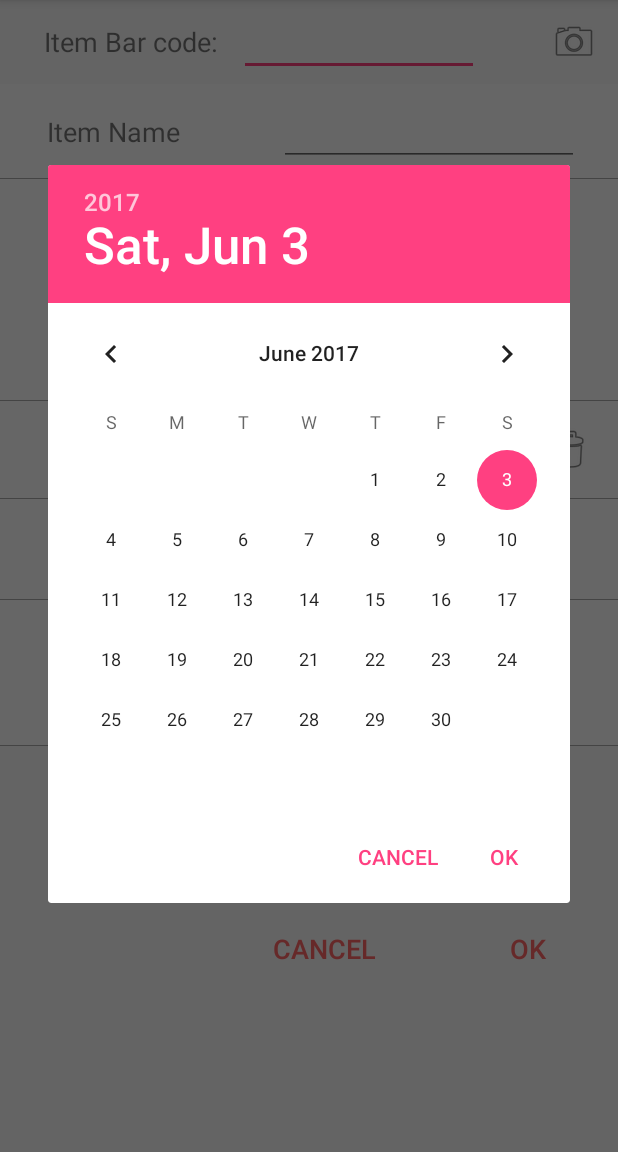
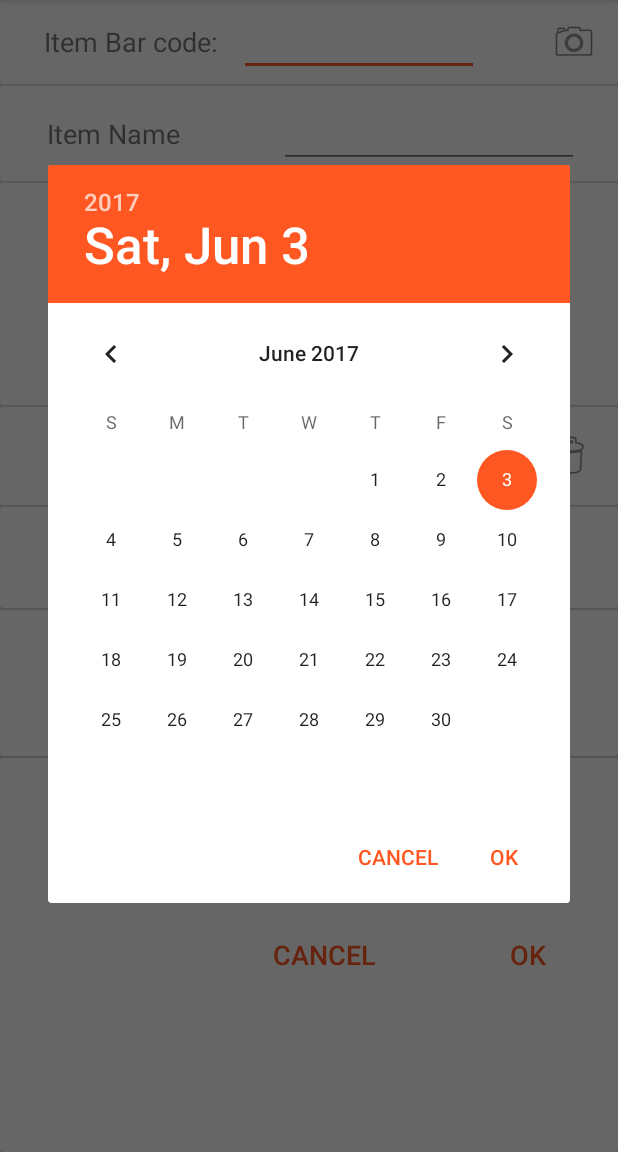
Before and after one commit to jk1z/Android-Expiry-reminder, an Android app: the ItemDetail screen opened directly, with no data from a screen before it, after a tap on an icon or button, on a phone screen of 412 x 824 dp, the part 84-1236 px from its top. Run offline under Robolectric (Android 15) with nearby library versions, the phone set to English and light mode, and no system bars.

Commit message:
Optimise the code in recycler view

```diff
--- a/app/src/main/java/edu/monash/fit3027/fit3027_final_application/ItemDetail.java
+++ b/app/src/main/java/edu/monash/fit3027/fit3027_final_application/ItemDetail.java
@@ -52,7 +52,7 @@ public class ItemDetail extends AppCompatActivity implements View.OnClickListene
     private Button okButton;
     private TextView expiryDateTextView;
     private DatabaseHelper DBHelper;
-    private int spinnerChoice=2;
+    private int spinnerChoice = 2;
     private int year;
     private int month;
     private int date;
@@ -64,8 +64,6 @@ public class ItemDetail extends AppCompatActivity implements View.OnClickListene
     protected void onCreate(Bundle savedInstanceState) {
         super.onCreate(savedInstanceState);
         setContentView(R.layout.item_detail);
-
-
         itemNameEditText = (EditText) findViewById(R.id.itemNameEditText);
         amountEditText = (EditText) findViewById(R.id.amountEditText);
         colorTagImageButton = (ImageButton) findViewById(R.id.colorTagImageButton);
@@ -92,8 +90,12 @@ public class ItemDetail extends AppCompatActivity implements View.OnClickListene
         clearExpiryDateImageButton.setOnClickListener(this);
         clearAmountButton.setOnClickListener(this);
         barcodeScanImageButton.setOnClickListener(this);
+        Intent intent = getIntent();
+        if (intent.getBooleanExtra("addThroughCamera",false)){
+            Intent newIntent = new Intent(this, ItemScanner.class);
+            startActivityForResult(newIntent, REQUEST_BARCODE);
+        }
     }
-
     @Override
     public void onClick(View v) {
         Intent newIntent;
@@ -131,10 +133,10 @@ public class ItemDetail extends AppCompatActivity implements View.OnClickListene
                     notifyDay = spinnerChoice;
                     itemBarcode = Long.parseLong(barcodeEditText.getText().toString());
                     DBHelper.addItem(new Item(UUID.randomUUID().toString(), itemName, itemQuantity, itemExpiryDate, itemColorTag, notifyDay, itemBarcode));
-                    if (!isFetchFromServer){
-                        networkHelper.submitBarcode(String.valueOf(itemBarcode),itemName);
+                    if (!isFetchFromServer) {
+                        networkHelper.submitBarcode(String.valueOf(itemBarcode), itemName);
                     }
-                    alarmMethod(itemName,notifyDay,itemExpiryDate);
+                    alarmMethod(itemName, notifyDay, itemExpiryDate);
 
 
                     newIntent = new Intent();
@@ -144,11 +146,7 @@ public class ItemDetail extends AppCompatActivity implements View.OnClickListene
                     Toast errorMessage = Toast.makeText(ItemDetail.this, ex.getMessage(), Toast.LENGTH_SHORT);
                     errorMessage.show();
                 }
-
-
-
                 break;
-
             case R.id.calenderImageButton:
                 Calendar now = new GregorianCalendar();
                 new DatePickerDialog(this, this, now.get(Calendar.YEAR), now.get(Calendar.MONTH), now.get(Calendar.DATE)).show();
@@ -194,10 +192,10 @@ public class ItemDetail extends AppCompatActivity implements View.OnClickListene
                     Barcode barcode = data.getParcelableExtra("barcode");
                     String itemName = data.getStringExtra("itemName");
                     barcodeEditText.setText(barcode.displayValue);
-                    if (!itemName.equals("")){
+                    if (!itemName.equals("")) {
                         itemNameEditText.setText(itemName);
                         this.isFetchFromServer = true;
-                    }else{
+                    } else {
                         Toast errorMessage = Toast.makeText(ItemDetail.this, "No matching result from the server", Toast.LENGTH_SHORT);
                         errorMessage.show();
                     }
@@ -209,18 +207,18 @@ public class ItemDetail extends AppCompatActivity implements View.OnClickListene
         }
     }
 
-    private void alarmMethod(String itemName, int daysBefore, Calendar expiryDate){
+    private void alarmMethod(String itemName, int daysBefore, Calendar expiryDate) {
         Intent alarmIntent = new Intent(this, NotifyHelper.class);
-        AlarmManager alarmManager = (AlarmManager)getSystemService(ALARM_SERVICE);
-        PendingIntent pendingIntent = PendingIntent.getBroadcast(getApplicationContext(),100,alarmIntent,0);
+        AlarmManager alarmManager = (AlarmManager) getSystemService(ALARM_SERVICE);
+        PendingIntent pendingIntent = PendingIntent.getBroadcast(getApplicationContext(), 100, alarmIntent, 0);
         expiryDate.add(Calendar.DAY_OF_MONTH, -daysBefore);
-        expiryDate.set(Calendar.HOUR,8);
-        expiryDate.set(Calendar.MINUTE,0);
-        expiryDate.set(Calendar.SECOND,0);
-        expiryDate.set(Calendar.AM_PM,Calendar.AM);
+        expiryDate.set(Calendar.HOUR, 8);
+        expiryDate.set(Calendar.MINUTE, 0);
+        expiryDate.set(Calendar.SECOND, 0);
+        expiryDate.set(Calendar.AM_PM, Calendar.AM);
         long alertTime = expiryDate.getTimeInMillis();
 
-        alarmManager.set(AlarmManager.RTC_WAKEUP,alertTime,pendingIntent);
+        alarmManager.set(AlarmManager.RTC_WAKEUP, alertTime, pendingIntent);
     }
 
 }
--- a/app/src/main/res/layout/activity_main.xml
+++ b/app/src/main/res/layout/activity_main.xml
@@ -43,7 +43,7 @@
             android:layout_marginTop="10dp"
             android:layout_weight="0.71"
             android:src="@drawable/ic_add_white_18dp"
-            app:backgroundTint="#FF6666" />
+            app:backgroundTint="@color/colorAccent" />
 
         <android.support.design.widget.FloatingActionButton
             android:id="@+id/addThroughCameraFab"
@@ -53,7 +53,7 @@
             android:layout_marginRight="10dp"
             android:layout_marginTop="10dp"
             android:src="@drawable/ic_add_a_photo_white_18dp"
-            app:backgroundTint="#FF6666" />
+            app:backgroundTint="@color/colorAccent" />
 
     </LinearLayout>
 
--- a/app/src/main/res/layout/item_detail.xml
+++ b/app/src/main/res/layout/item_detail.xml
@@ -3,6 +3,11 @@
     xmlns:app="http://schemas.android.com/apk/res-auto"
     android:orientation="vertical" android:layout_width="match_parent"
     android:layout_height="match_parent">
+
+    <android.support.v7.widget.CardView
+        android:layout_width="match_parent"
+        android:layout_height="wrap_content"
+        android:layout_marginBottom="1dp">
 
         <RelativeLayout
             android:layout_width="match_parent"
@@ -12,39 +17,44 @@
                 android:id="@+id/textView2"
                 android:layout_width="wrap_content"
                 android:layout_height="wrap_content"
+                android:layout_alignParentStart="true"
+                android:layout_centerVertical="true"
+                android:layout_marginStart="29dp"
                 android:text="Item Bar code:"
-            android:textSize="18sp"
-            android:layout_marginStart="29dp"
-            android:layout_centerVertical="true"
-            android:layout_alignParentStart="true" />
+                android:textSize="18sp" />
 
             <EditText
                 android:id="@+id/barcodeEditText"
                 android:layout_width="160dp"
                 android:layout_height="wrap_content"
-            android:ems="10"
-            android:inputType="number"
                 android:layout_alignBaseline="@+id/textView2"
                 android:layout_alignBottom="@+id/textView2"
+                android:layout_marginStart="14dp"
                 android:layout_toEndOf="@+id/textView2"
-            android:layout_marginStart="14dp" />
+                android:ems="10"
+                android:inputType="number" />
 
             <ImageButton
                 android:id="@+id/barcodeScanImageButton"
                 android:layout_width="wrap_content"
                 android:layout_height="wrap_content"
+                android:layout_alignParentEnd="true"
+                android:layout_centerVertical="true"
+                android:layout_marginEnd="13dp"
                 android:background="@android:color/transparent"
-            app:srcCompat="@android:drawable/ic_menu_camera"
-            android:layout_marginEnd="13dp"
-            android:layout_centerVertical="true"
-            android:layout_alignParentEnd="true" />
+                app:srcCompat="@android:drawable/ic_menu_camera" />
 
         </RelativeLayout>
+    </android.support.v7.widget.CardView>
+
+    <android.support.v7.widget.CardView
+        android:layout_width="match_parent"
+        android:layout_height="wrap_content"
+        android:layout_marginBottom="1dp">
 
         <RelativeLayout
             android:layout_width="match_parent"
-        android:layout_height="63dp"
-        android:background="@drawable/bottom_gray_border">
+            android:layout_height="63dp">
 
             <TextView
                 android:id="@+id/textView5"
@@ -60,19 +70,24 @@
                 android:id="@+id/itemNameEditText"
                 android:layout_width="200dp"
                 android:layout_height="wrap_content"
+                android:layout_alignBaseline="@+id/textView5"
+                android:layout_alignBottom="@+id/textView5"
+                android:layout_alignParentEnd="true"
                 android:layout_marginEnd="26dp"
                 android:ems="10"
-            android:inputType="textPersonName"
-            android:layout_alignBaseline="@+id/textView5"
-            android:layout_alignBottom="@+id/textView5"
-            android:layout_alignParentEnd="true" />
+                android:inputType="textPersonName" />
 
         </RelativeLayout>
+    </android.support.v7.widget.CardView>
+
+    <android.support.v7.widget.CardView
+        android:layout_width="match_parent"
+        android:layout_height="wrap_content"
+        android:layout_marginBottom="1dp">
 
         <RelativeLayout
             android:layout_width="match_parent"
-        android:layout_height="148dp"
-        android:background="@drawable/bottom_gray_border">
+            android:layout_height="148dp">
 
             <ImageButton
                 android:id="@+id/colorTagImageButton"
@@ -95,23 +110,28 @@
                 android:textSize="18sp" />
 
         </RelativeLayout>
+    </android.support.v7.widget.CardView>
+
+    <android.support.v7.widget.CardView
+        android:layout_width="match_parent"
+        android:layout_height="wrap_content"
+        android:layout_marginBottom="1dp">
 
         <RelativeLayout
             android:layout_width="match_parent"
-        android:layout_height="65dp"
-        android:background="@drawable/bottom_gray_border">
+            android:layout_height="65dp">
 
             <TextView
                 android:id="@+id/expiryDateTextView"
                 android:layout_width="80dp"
                 android:layout_height="wrap_content"
+                android:layout_centerVertical="true"
+                android:layout_marginStart="30dp"
+                android:layout_toEndOf="@+id/textView11"
                 android:text="Not Set"
                 android:textAlignment="center"
                 android:textColor="@android:color/black"
-            android:textSize="14sp"
-            android:layout_marginStart="30dp"
-            android:layout_centerVertical="true"
-            android:layout_toEndOf="@+id/textView11" />
+                android:textSize="14sp" />
 
             <ImageButton
                 android:id="@+id/clearExpiryDateImageButton"
@@ -137,18 +157,24 @@
                 android:id="@+id/textView11"
                 android:layout_width="wrap_content"
                 android:layout_height="wrap_content"
+                android:layout_alignBaseline="@+id/expiryDateTextView"
+                android:layout_alignBottom="@+id/expiryDateTextView"
                 android:layout_alignParentStart="true"
-            android:layout_alignTop="@+id/calenderImageButton"
                 android:layout_marginStart="32dp"
                 android:text="Expiry date"
                 android:textSize="18sp" />
 
         </RelativeLayout>
+    </android.support.v7.widget.CardView>
+
+    <android.support.v7.widget.CardView
+        android:layout_width="match_parent"
+        android:layout_height="wrap_content"
+        android:layout_marginBottom="1dp">
 
         <RelativeLayout
             android:layout_width="match_parent"
-        android:layout_height="67dp"
-        android:background="@drawable/bottom_gray_border">
+            android:layout_height="67dp">
 
             <Button
                 android:id="@+id/clearAmountButton"
@@ -160,7 +186,7 @@
                 android:layout_marginEnd="21dp"
                 android:background="@android:color/transparent"
                 android:text="Clear"
-            android:textColor="#FF6666" />
+                android:textColor="@color/colorAccent" />
 
             <EditText
                 android:id="@+id/amountEditText"
@@ -178,16 +204,21 @@
                 android:layout_height="wrap_content"
                 android:layout_alignParentStart="true"
                 android:layout_centerVertical="true"
-            android:layout_marginStart="35dp"
+                android:layout_marginStart="32dp"
                 android:text="Amount"
                 android:textSize="18sp" />
 
         </RelativeLayout>
+    </android.support.v7.widget.CardView>
+
+    <android.support.v7.widget.CardView
+        android:layout_width="match_parent"
+        android:layout_height="wrap_content"
+        android:layout_marginBottom="1dp">
 
         <RelativeLayout
             android:layout_width="match_parent"
-        android:layout_height="97dp"
-        android:background="@drawable/bottom_gray_border">
+            android:layout_height="97dp">
 
             <TextView
                 android:id="@+id/textView9"
@@ -207,6 +238,11 @@
                 android:layout_marginStart="37dp"
                 android:layout_toEndOf="@+id/textView9" />
         </RelativeLayout>
+    </android.support.v7.widget.CardView>
+
+    <android.support.v7.widget.CardView
+        android:layout_width="match_parent"
+        android:layout_height="match_parent">
 
         <RelativeLayout
             android:layout_width="match_parent"
@@ -222,7 +258,7 @@
                 android:layout_marginEnd="16dp"
                 android:background="@android:color/transparent"
                 android:text="OK"
-            android:textColor="#FF6666"
+                android:textColor="@color/colorAccent"
                 android:textSize="18sp" />
 
             <Button
@@ -234,8 +270,10 @@
                 android:layout_toStartOf="@+id/okButton"
                 android:background="@android:color/transparent"
                 android:text="Cancel"
-            android:textColor="#FF6666"
+                android:textColor="@color/colorAccent"
                 android:textSize="18sp" />
 
         </RelativeLayout>
+    </android.support.v7.widget.CardView>
+
 </LinearLayout>
--- a/app/src/main/res/values/colors.xml
+++ b/app/src/main/res/values/colors.xml
@@ -1,6 +1,10 @@
 <?xml version="1.0" encoding="utf-8"?>
 <resources>
-    <color name="colorPrimary">#a9e25d</color>
-    <color name="colorPrimaryDark">#a9e25d</color>
-    <color name="colorAccent">#ff4081</color>
+    <color name="colorPrimaryDark">#679e37</color>
+    <color name="colorPrimary">#8bc34a</color>
+    <color name="colorPrimaryLight">#dcedc8</color>
+    <color name="colorAccent">#ff5722</color>
+    <color name="colorTextPrimary">#212121</color>
+    <color name="colorTextSecondary">#757575</color>
+    <color name="colorDivider">#BDBDBD</color>
 </resources>
--- a/app/src/main/res/values/styles.xml
+++ b/app/src/main/res/values/styles.xml
@@ -3,7 +3,7 @@
     <!-- Base application theme. -->
     <style name="AppTheme" parent="Theme.AppCompat.Light.DarkActionBar">
         <!-- Customize your theme here. -->
-        <item name="colorPrimary">@color/colorPrimaryDark</item>
+        <item name="colorPrimary">@color/colorPrimary</item>
         <item name="colorPrimaryDark">@color/colorPrimaryDark</item>
         <item name="colorAccent">@color/colorAccent</item>
     </style>
```
Also changed, not shown: app/src/main/java/edu/monash/fit3027/fit3027_final_application/DatabaseHelper.java (+2 -5 lines), app/src/main/java/edu/monash/fit3027/fit3027_final_application/ItemAdapter.java (+18 -64 lines), app/src/main/java/edu/monash/fit3027/fit3027_final_application/ItemViewHolder.java (added, +63 -0 lines), app/src/main/java/edu/monash/fit3027/fit3027_final_application/MainActivity.java (+13 -21 lines), app/src/main/res/layout/list_item_item.xml (+39 -29 lines), app/src/main/res/drawable/morning_background.png (added). Lines whose indentation alone changed are shown as unchanged.
